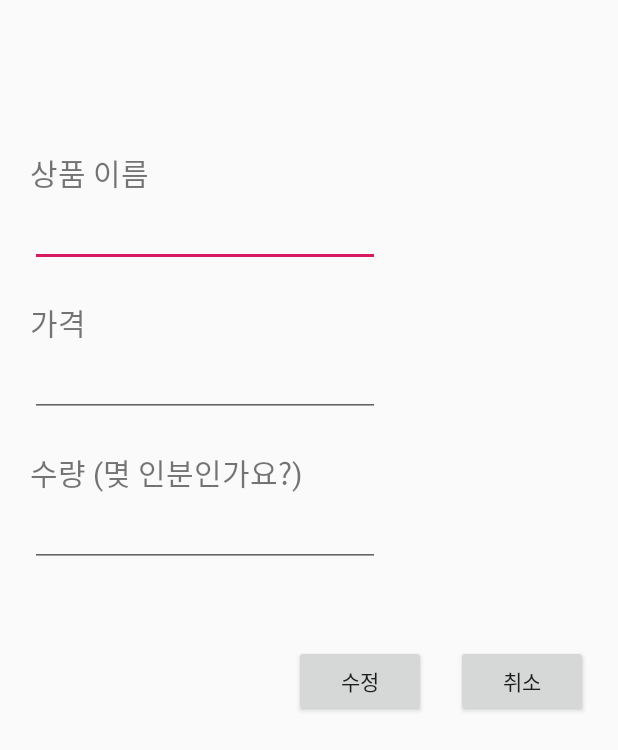
After one commit to VanSubstance/projectTemp, an Android app: the layout seller_ui_modify_product.xml on its own in the app's theme, with its tools: preview values and no code run, on a phone screen of 412 x 824 dp. The commit adds this screen. Shown: the top 750 px of the screen. Run offline under Robolectric (Android 15) with nearby library versions, the phone set to English and light mode, and no system bars.

Commit message:
판매자 UI 수정
- 버튼마다 필요한 기능 기제

```diff
--- a/app/src/main/java/com/example/contest/productElement.kt
+++ b/app/src/main/java/com/example/contest/productElement.kt
@@ -1,6 +1,8 @@
 package com.example.contest
 
 import android.widget.ImageView
+import java.text.SimpleDateFormat
+import java.util.*
 
 class productElement() {
     // 상품코드의 기준을 세워야 함; ex) 20200712-001-0001
@@ -20,6 +22,7 @@ class productElement() {
         this.title = title
         this.price = 1000
         this.quantity = 3
+        this.soldDate = SimpleDateFormat("yyyy.mm.dd", Locale.KOREA).format(Calendar.getInstance().time)
     }
     // 등록시
     private fun setInfo(title: String, price : Int, quantity : Int, ctgr : Array<String>) {
--- a/app/src/main/java/com/example/contest/productElementAdapter.kt
+++ b/app/src/main/java/com/example/contest/productElementAdapter.kt
@@ -5,7 +5,7 @@ import android.view.LayoutInflater
 import android.view.ViewGroup
 import androidx.recyclerview.widget.RecyclerView
 
-class productElementAdapter(val productElementList: ArrayList<productElement>, val context: Context, var usage : Int) : RecyclerView.Adapter<productElementViewHolder>() {
+class productElementAdapter(var productElementList: ArrayList<productElement>, val context: Context, var usage : Int) : RecyclerView.Adapter<productElementViewHolder>() {
 
     override fun onCreateViewHolder(parent: ViewGroup, viewType: Int): productElementViewHolder {
         var view = LayoutInflater.from(context).inflate(R.layout.product_seller_today, parent, false)
--- a/app/src/main/res/layout/product_seller_home.xml
+++ b/app/src/main/res/layout/product_seller_home.xml
@@ -58,9 +58,9 @@
 
 
     <Button
-        android:id="@+id/productModify"
+        android:id="@+id/buttonProductModify"
         app:layout_constraintTop_toBottomOf="@id/productQuan"
-        app:layout_constraintRight_toLeftOf="@id/productDelete"
+        app:layout_constraintRight_toLeftOf="@id/buttonProductDelete"
         android:layout_width="wrap_content"
         android:layout_height="wrap_content"
         android:text="수정"
@@ -68,7 +68,7 @@
         />
 
     <Button
-        android:id="@+id/productDelete"
+        android:id="@+id/buttonProductDelete"
         app:layout_constraintTop_toBottomOf="@id/productQuan"
         app:layout_constraintRight_toRightOf="parent"
         android:layout_width="wrap_content"
--- /dev/null
+++ b/app/src/main/res/layout/seller_ui_modify_product.xml
@@ -0,0 +1,105 @@
+<?xml version="1.0" encoding="utf-8"?>
+<androidx.constraintlayout.widget.ConstraintLayout
+    xmlns:android="http://schemas.android.com/apk/res/android"
+    xmlns:tools="http://schemas.android.com/tools"
+    xmlns:app="http://schemas.android.com/apk/res-auto"
+    android:layout_width="match_parent"
+    android:layout_height="match_parent">
+
+    <TextView
+        android:id="@+id/staticTitle"
+        app:layout_constraintTop_toTopOf="parent"
+        app:layout_constraintLeft_toLeftOf="parent"
+        android:layout_width="wrap_content"
+        android:layout_height="wrap_content"
+        android:text="상품 이름"
+        android:textSize="20dp"
+        android:layout_marginTop="100dp"
+        android:layout_marginLeft="20dp"
+        />
+
+    <EditText
+        android:id="@+id/inputTitle"
+        app:layout_constraintTop_toBottomOf="@id/staticTitle"
+        app:layout_constraintLeft_toLeftOf="parent"
+        android:layout_width="wrap_content"
+        android:layout_height="wrap_content"
+        android:ems="10"
+        android:inputType="text"
+        android:text=""
+        android:textSize="20dp"
+        android:layout_marginLeft="20dp"
+        />
+
+    <TextView
+        android:id="@+id/staticPrice"
+        app:layout_constraintTop_toTopOf="@id/staticTitle"
+        app:layout_constraintLeft_toLeftOf="parent"
+        android:layout_width="wrap_content"
+        android:layout_height="wrap_content"
+        android:text="가격"
+        android:textSize="20dp"
+        android:layout_marginTop="100dp"
+        android:layout_marginLeft="20dp"
+        />
+
+    <EditText
+        android:id="@+id/inputPrice"
+        app:layout_constraintTop_toBottomOf="@id/staticPrice"
+        app:layout_constraintLeft_toLeftOf="parent"
+        android:layout_width="wrap_content"
+        android:layout_height="wrap_content"
+        android:ems="10"
+        android:inputType="text"
+        android:text=""
+        android:textSize="20dp"
+        android:layout_marginLeft="20dp"
+        />
+
+    <TextView
+        android:id="@+id/staticQuan"
+        app:layout_constraintTop_toTopOf="@id/staticPrice"
+        app:layout_constraintLeft_toLeftOf="parent"
+        android:layout_width="wrap_content"
+        android:layout_height="wrap_content"
+        android:text="수량 (몆 인분인가요?)"
+        android:textSize="20dp"
+        android:layout_marginTop="100dp"
+        android:layout_marginLeft="20dp"
+        />
+
+    <EditText
+        android:id="@+id/inputQuan"
+        app:layout_constraintTop_toBottomOf="@id/staticQuan"
+        app:layout_constraintLeft_toLeftOf="parent"
+        android:layout_width="wrap_content"
+        android:layout_height="wrap_content"
+        android:ems="10"
+        android:inputType="text"
+        android:text=""
+        android:textSize="20dp"
+        android:layout_marginLeft="20dp"
+        />
+
+    <Button
+        android:id="@+id/buttonConfirm"
+        app:layout_constraintTop_toBottomOf="@id/staticQuan"
+        app:layout_constraintRight_toLeftOf="@id/buttonCancel"
+        android:layout_width="wrap_content"
+        android:layout_height="wrap_content"
+        android:text="수정"
+        android:layout_marginTop="100dp"
+        android:layout_marginRight="20dp"
+        />
+
+    <Button
+        android:id="@+id/buttonCancel"
+        app:layout_constraintTop_toBottomOf="@id/staticQuan"
+        app:layout_constraintRight_toRightOf="parent"
+        android:layout_width="wrap_content"
+        android:layout_height="wrap_content"
+        android:text="취소"
+        android:layout_marginTop="100dp"
+        android:layout_marginRight="20dp"
+        />
+</androidx.constraintlayout.widget.ConstraintLayout>
```
Also changed, not shown: app/src/main/java/com/example/contest/productElementViewHolder.kt (+23 -0 lines), app/src/main/java/com/example/contest/sellerUIModifyProduct.kt (renamed from gradle.properties, +26 -21 lines).
